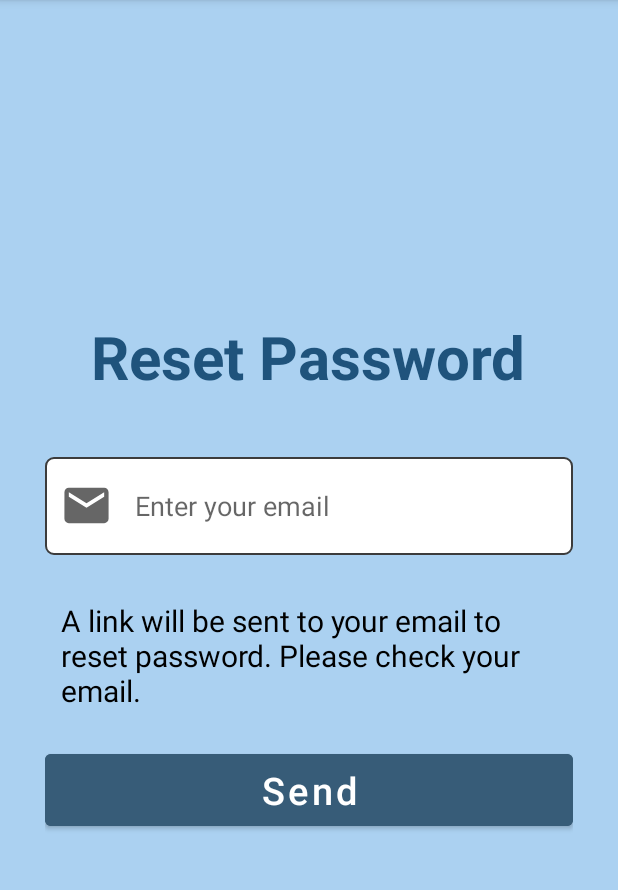
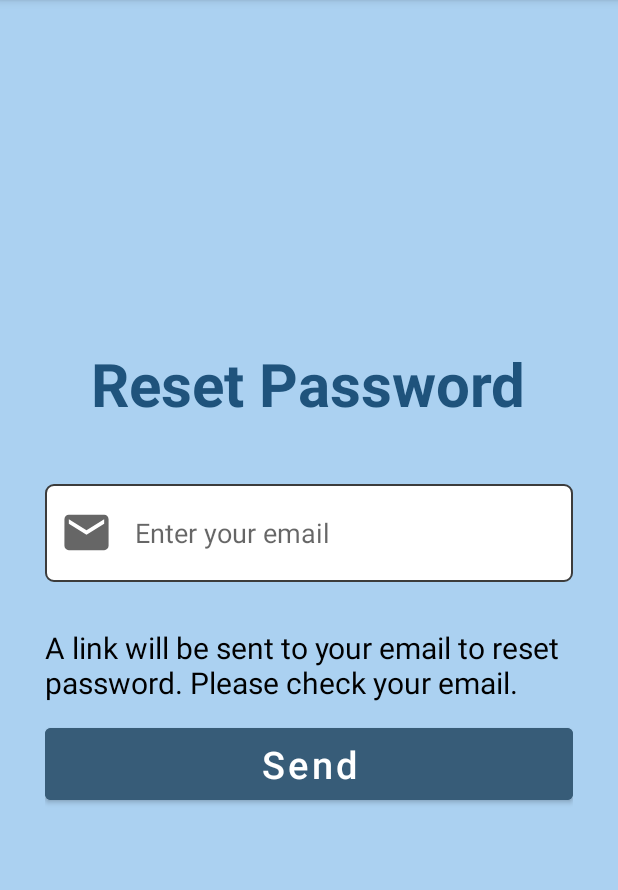
Before and after one commit to mangolithic/ChattingApp, an Android app: the ForgotPasswordActivity screen opened directly, with no data from a screen before it, on a phone screen of 412 x 824 dp, the part 84-974 px from its top. Run offline under Robolectric (Android 15) with nearby library versions, the phone set to English and light mode, and no system bars; our stand-ins replace Firebase (no records; nobody signed in at launch, a user with empty details on screens opened directly).

Commit message:
Forgot password #3

```diff
--- a/app/src/main/res/layout/activity_forgotpassword.xml
+++ b/app/src/main/res/layout/activity_forgotpassword.xml
@@ -16,8 +16,6 @@
         android:textColor="#1F537C"
         android:textSize="40sp"
         android:textStyle="bold" />
-
-
 
     <RelativeLayout
         android:layout_width="match_parent"
@@ -49,8 +47,8 @@
     </RelativeLayout>
 
     <TextView
-        android:layout_width="330dp"
-        android:layout_height="86dp"
+        android:layout_width="wrap_content"
+        android:layout_height="wrap_content"
         android:layout_marginTop="30dp"
         android:layout_marginBottom="5dp"
         android:text="@string/reset_inst"
```
Also changed, not shown: app/src/main/java/com/example/chattingapp/ForgotPasswordActivity.java (+7 -0 lines).
